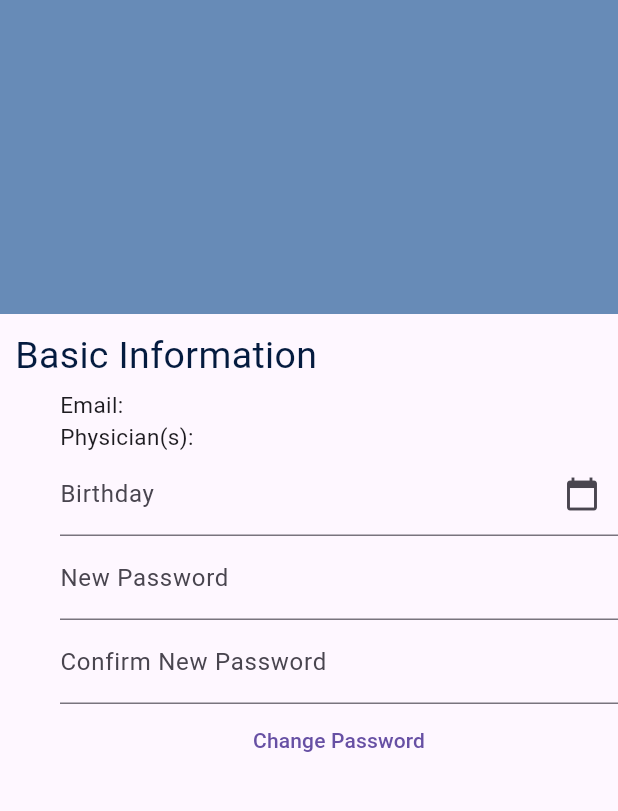
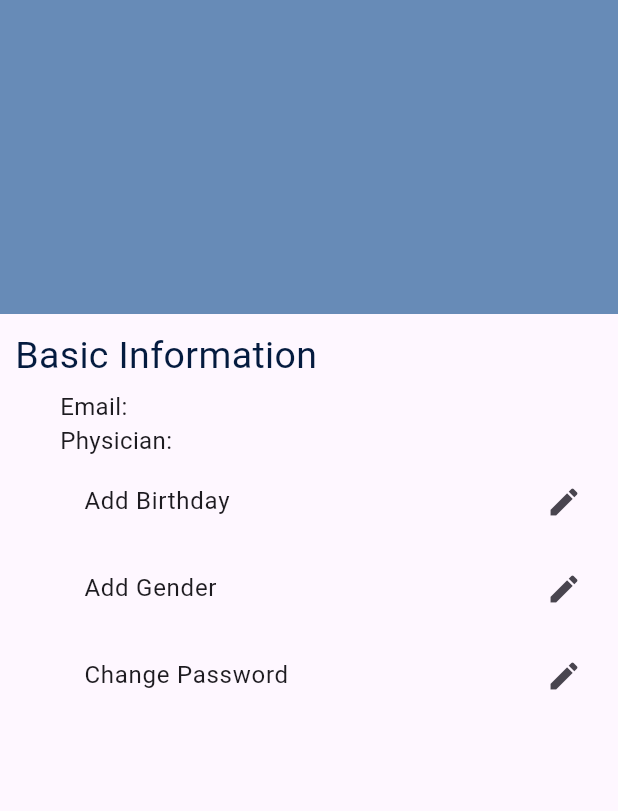
Before and after one commit to Ashley-Tran/UCLA-CSUPERB-Senior-Design, a Flutter app: the PatientProfileScreen screen opened directly, on a phone screen of 412 x 824 dp, the part 61-872 px from its top. Run offline on Flutter 3.47's test engine with Material 3 defaults, Android fonts, the phone set to English and light mode, and no system bars; our stand-ins replace firebase_auth, firebase_core, firebase_database, flutter_pw_validator, group_button; missing offline and left inert: dart:ffi; accounts and stored records are empty.

Commit message:
Patient Profile page changes & data cleanup for trips

```diff
--- a/example/lib/screens/patientUI/patient_home_screen.dart
+++ b/example/lib/screens/patientUI/patient_home_screen.dart
@@ -92,10 +92,6 @@ class _PatientHomeScreenState extends State<PatientHomeScreen> {
   }
 
   Widget _logo() {
-    // return Positioned(
-    // top: 100.0,
-    // right: 90,
-    // child:
     return Center(
       child: Column(
         mainAxisAlignment: MainAxisAlignment.center,
--- a/example/lib/screens/patientUI/settings/patient_profile_screen.dart
+++ b/example/lib/screens/patientUI/settings/patient_profile_screen.dart
@@ -14,7 +14,8 @@ class PatientProfileScreen extends StatefulWidget {
 
 class _PatientProfileScreenState extends State<PatientProfileScreen> {
   final User? user = Auth().currentUser;
-
+  final List<String> _genderOptions = ['Male', 'Female', 'Other'];
+  String? _selectedGender;
   final TextEditingController _newPasswordController = TextEditingController();
   final UnifiedAuthService _auth = UnifiedAuthService();
   final TextEditingController _confirmPasswordController =
@@ -22,7 +23,20 @@ class _PatientProfileScreenState extends State<PatientProfileScreen> {
 
   final TextEditingController _birthdayController = TextEditingController();
   String physician = "";
+  bool hasBirthday = false;
+  String birthday = "";
+  bool changePassword = false;
+  String gender = "";
+  bool hasGender = false;
   // String? physician = "";
+
+  @override
+  void initState() {
+    super.initState();
+    _displayPhysician();
+    _displayBirthday();
+    _displayGender();
+  }
 
 //Change password
   Future<void> updateUserPassword() async {
@@ -68,16 +82,37 @@ String physician = "";
     }
   }
 
+  Future<void> _displayPhysician() async {
+    var doc = await _auth.getPhysician(user?.uid);
+    if (doc != null) {
+      setState(() {
+        physician = doc;
+      });
+    }
+  }
 
-  Future<void> _displayPhysician() async{
-    final physician = await _auth.getPhysician(user?.uid);
-    // return physician;
-    // if(physician!= null){
-    //   return Text(physician);
-    // }
-    // else{
-    // return Text("None found");
-    // }
+  Future<void> _displayBirthday() async {
+    var bday = await _auth.getBirthday(user?.uid);
+    if (bday != null) {
+      setState(() {
+        birthday = bday;
+        if (birthday != "") {
+          hasBirthday = true;
+        }
+      });
+    }
+  }
+
+  Future<void> _displayGender() async {
+    var s = await _auth.getGender(user?.uid);
+    if (s != null) {
+      setState(() {
+        gender = s;
+        if (gender != "") {
+          hasGender = true;
+        }
+      });
+    }
   }
 
   @override
@@ -113,10 +148,18 @@ String physician = "";
               padding: const EdgeInsets.only(left: 40, top: 50),
               children: [
                 Text('Email: ${user?.email ?? 'User email'}',
-                    style: TextStyle(fontSize: 15)),
-
-                Text("Physician(s):${physician ?? 'User physician'}",
-                    style: TextStyle(fontSize: 15)),
+                    style: TextStyle(fontSize: 16)),
+                Text("Physician: ${physician}", style: TextStyle(fontSize: 16)),
+                if (hasBirthday) ...[
+                  Text("Birthday: ${birthday}", style: TextStyle(fontSize: 16)),
+                ] else ...[
+                  Padding(padding: EdgeInsets.only(right: 20),),
+                  ExpansionTile(
+                      title: Text('Add Birthday'),
+                      trailing: Icon(
+                        Icons.create,
+                      ),
+                      children: <Widget>[
                         TextFormField(
                           controller: _birthdayController,
                           decoration: const InputDecoration(
@@ -126,21 +169,66 @@ String physician = "";
                           readOnly: true,
                           onTap: () => _selectBirthday(context),
                         ),
+                      ]),
+                ],
+                if (hasGender) ...[
+                  Text("Gender: ${gender}", style: TextStyle(fontSize: 15)),
+                ] else ...[
+                  //  Padding(padding: EdgeInsets.only(right: 40),),
+                  ExpansionTile(
+                    title: Text('Add Gender'),
+                    trailing: Icon(
+                      Icons.create,
+                    ),
+                    children: <Widget>[
+                      DropdownButtonFormField<String>(
+                        value: _selectedGender,
+                        decoration: const InputDecoration(labelText: 'Gender'),
+                        onChanged: (String? newValue) {
+                          setState(() {
+                            _selectedGender = newValue;
+                            if(_selectedGender != null){
+                                 _auth.addGender(_selectedGender);
+                            }
+                            // _auth.addGender(newValue);
+                          });
+                        },
+                        items: _genderOptions
+                            .map<DropdownMenuItem<String>>((String value) {
+                          return DropdownMenuItem<String>(
+                            value: value,
+                            child: Text(value),
+                          );
+                        }).toList(),
+                        // onChanged: ,
+                      ),
+                    ],
+                  )
+                ],
+                ExpansionTile(
+                  title: Text('Change Password'),
+                  trailing: Icon(
+                    Icons.create,
+                  ),
+                  children: <Widget>[
                     TextFormField(
                       controller: _newPasswordController,
-                  decoration: const InputDecoration(labelText: 'New Password'),
+                      decoration:
+                          const InputDecoration(labelText: 'New Password'),
                       obscureText: true,
                     ),
                     TextFormField(
                       controller: _confirmPasswordController,
-                  decoration:
-                      const InputDecoration(labelText: 'Confirm New Password'),
+                      decoration: const InputDecoration(
+                          labelText: 'Confirm New Password'),
                       obscureText: true,
                     ),
                     TextButton(
                       child: Text("Change Password"),
                       onPressed: updateUserPassword,
-                )
+                    ),
+                  ],
+                ),
               ],
             )
           ],
--- a/example/lib/screens/patientUI/sign_in_screen.dart
+++ b/example/lib/screens/patientUI/sign_in_screen.dart
@@ -348,11 +348,10 @@ class _PatientSignInScreenState extends State<PatientSignInScreen> {
       AppUser? user = await _auth.registerPatient(
         email: _controllerEmail.text,
         password: _controllerPassword.text,
-        // firstName: firstName,
-        // lastName: lastName,
         gender: "",
         birthday: "",
-        physician: _controllerPhysician.text,
+        // physician: _controllerPhysician.text,
+                physician: physician,
         physicianID: physicianUid!,
       );
 
--- a/example/lib/screens/physicianUI/physician_home_screen.dart
+++ b/example/lib/screens/physicianUI/physician_home_screen.dart
@@ -25,8 +25,9 @@ class _PhysicianHomeScreenState extends State<PhysicianHomeScreen> {
 
   @override
   void initState() {
-    super.initState();
+    // super.initState();
     loadPatients();
+      super.initState();
     // _listItems();
   }
 
@@ -39,7 +40,6 @@ class _PhysicianHomeScreenState extends State<PhysicianHomeScreen> {
       var items = await _auth.getPatients();
       setState(() {
         patientList = items;
-
         if (items.isNotEmpty) {
           patientList.forEach((key, value) async {
             print(key);
--- a/example/lib/screens/physicianUI/physician_sign_in_screen.dart
+++ b/example/lib/screens/physicianUI/physician_sign_in_screen.dart
@@ -21,7 +21,7 @@ class _PhysicianSignInScreenState extends State<PhysicianSignInScreen> {
   final TextEditingController _controllerFirstName = TextEditingController();
   final TextEditingController _controllerLastName = TextEditingController();
   final TextEditingController _controllerOrgName = TextEditingController();
-  final TextEditingController _controllerNIP = TextEditingController();
+  final TextEditingController _controllerNPI = TextEditingController();
   final TextEditingController _controllerPhone = TextEditingController();
   final TextEditingController _controllerPassword = TextEditingController();
   final TextEditingController _controllerEmail = TextEditingController();
@@ -297,7 +297,7 @@ class _PhysicianSignInScreenState extends State<PhysicianSignInScreen> {
         password: _controllerPassword.text,
         firstName: _controllerFirstName.text,
         lastName: _controllerLastName.text,
-        npi: _controllerNIP.text,
+        npi: _controllerNPI.text,
         organizationName: _controllerOrgName.text,
         phone: _controllerPhone.text,
       );
@@ -405,7 +405,7 @@ class _PhysicianSignInScreenState extends State<PhysicianSignInScreen> {
                 _entryField('FIRST NAME', _controllerFirstName),
                 _entryField('LAST NAME', _controllerLastName),
                 _entryField('PHONE', _controllerPhone),
-                _entryField('NPI', _controllerNIP),
+                _entryField('NPI', _controllerNPI),
                 _entryField('ORG. NAME', _controllerOrgName),
                 _submitButton(),
                 _loginOrRegisterButton(),
```
Also changed, not shown: example/lib/screens/physicianUI/patient_display_screen.dart (+14 -7 lines), example/lib/screens/physicianUI/patient_trips_screen.dart (+8 -18 lines), example/lib/services/UnifiedAuthService.dart (+115 -32 lines). Lines whose indentation alone changed are shown as unchanged.
